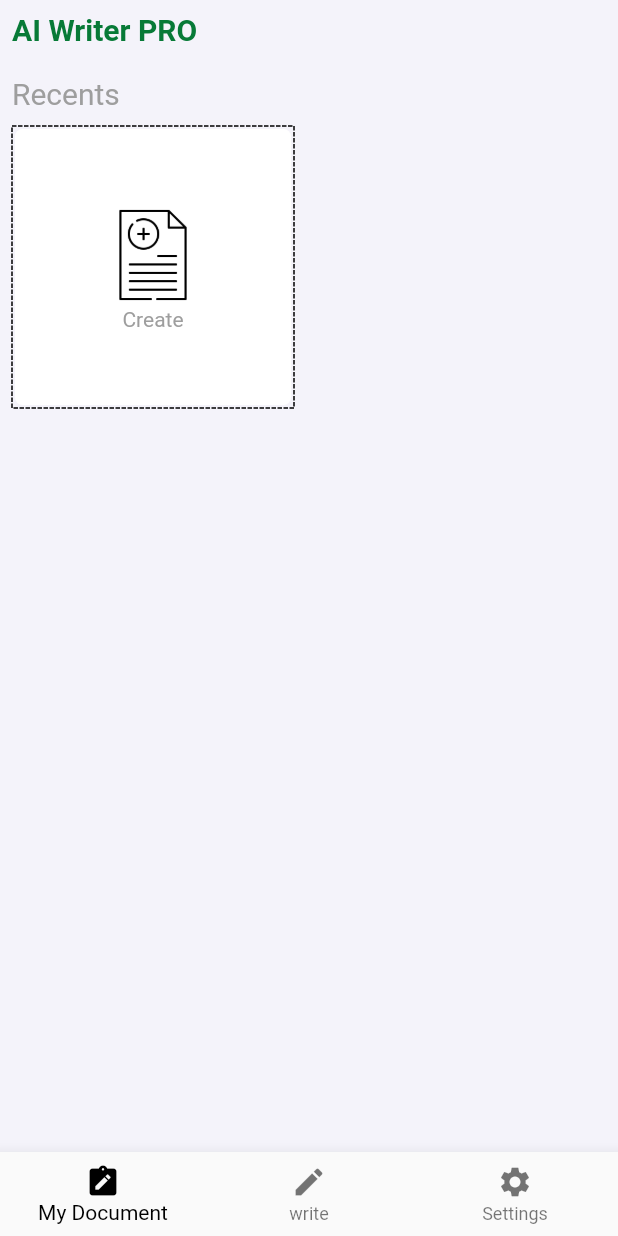
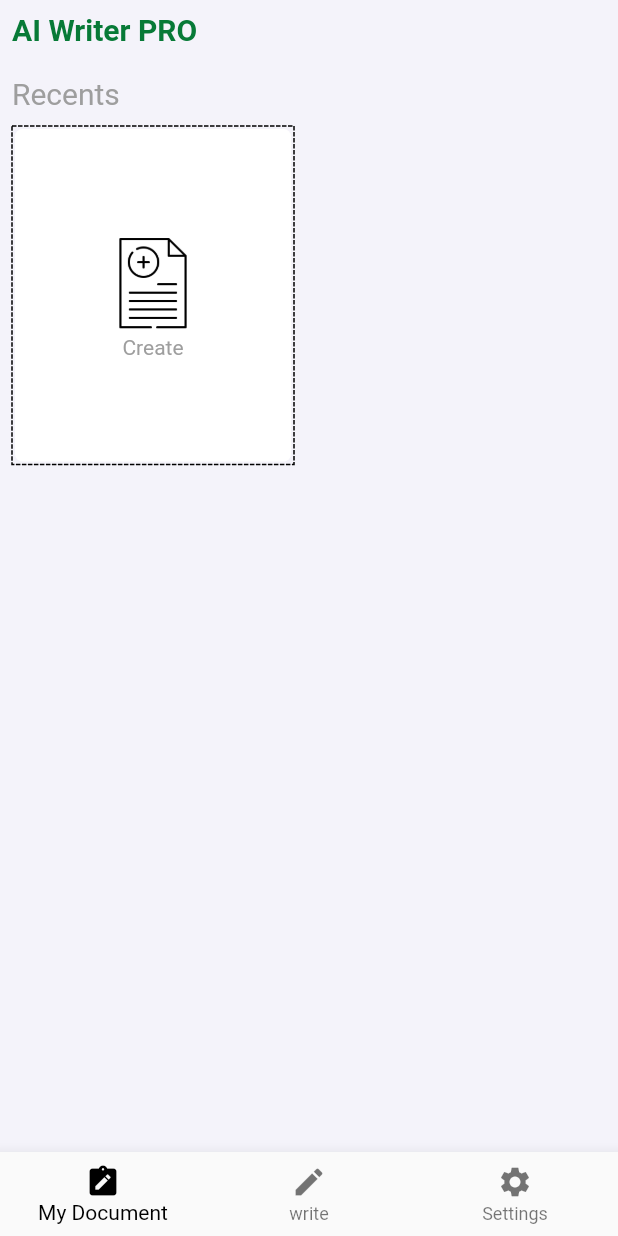
Before and after one commit to anshjikadra/ai_writer, a Flutter app: the screen it shows after launch, on a phone screen of 412 x 824 dp. Run offline on Flutter 3.47's test engine with Material 2 defaults, Android fonts, the phone set to English and light mode, and no system bars; drawn by our look-alikes of dotted_border; our stand-ins replace fluttertoast, share_plus, sqflite; accounts and stored records are empty.

Commit message:
Initial Commit

```diff
--- a/lib/dataBase/history_db_model.dart
+++ b/lib/dataBase/history_db_model.dart
@@ -2,6 +2,7 @@ import 'dart:convert';
 
 
 List<H_data> s_history=[];
+List<H_data> stor_history=[];
 class H_data {
 
   int? id;
--- a/lib/screen/first_page.dart
+++ b/lib/screen/first_page.dart
@@ -44,12 +44,14 @@ class _first_pageState extends State<first_page> {
   get_data()
   async{
     s_history=await DB.gethistory();
-    for(var e in s_history)
-      {
-        print("questiom:${e.question_data}");
-        print("ans:${e.ans_data}");
-        print("timw:${e.current_time}");
-      }
+    stor_history=List.from(s_history.reversed);
+
+    // for(var e in s_history)
+    //   {
+    //     print("questiom:${e.question_data}");
+    //     print("ans:${e.ans_data}");
+    //     print("timw:${e.current_time}");
+    //   }
     setState(() {
 
     });
@@ -132,6 +134,7 @@ class _f_pageState extends State<f_page> {
             ),
             Flexible(
               child: GridView(
+
                   children: [
                     GestureDetector(
                       onTap: () {
@@ -165,7 +168,7 @@ class _f_pageState extends State<f_page> {
                             )),
                       ),
                     ),
-                    for (var e in s_history)
+                    for (var e in stor_history)
 
                       GestureDetector(
                        onTap: () {
@@ -185,14 +188,14 @@ class _f_pageState extends State<f_page> {
                               child: Column(
 
                                 crossAxisAlignment: CrossAxisAlignment.start,
-                                mainAxisAlignment: MainAxisAlignment.start,
+                                 mainAxisAlignment: MainAxisAlignment.start,
 
                                 children: [
                                   Flexible(child: Text("${e.question_data}",style: TextStyle(overflow: TextOverflow.ellipsis,fontSize: 15,fontWeight: FontWeight.bold,),maxLines: 1,)),
-
-                                  Text("${e.ans_data}",style: TextStyle(overflow: TextOverflow.ellipsis,fontSize: 15),maxLines:6),
+                                  SizedBox(height: 5,),
+                                  Text("${e.ans_data}",style: TextStyle(overflow: TextOverflow.ellipsis,fontSize: 15),maxLines:8),
                                   Spacer(),
-                                  Text("${e.current_time}",style:  TextStyle(fontSize: 15),)
+                                  Text("${e.current_time}",style:  TextStyle(fontSize: 15),textAlign: TextAlign.end,)
                                 ],
                               ),
                             )
@@ -202,7 +205,7 @@ class _f_pageState extends State<f_page> {
                   gridDelegate: SliverGridDelegateWithFixedCrossAxisCount(
                       crossAxisCount: 2,
                       mainAxisSpacing: 10,
-                      crossAxisSpacing: 20)),
+                      crossAxisSpacing: 20,childAspectRatio: 10/12)),
             ),
           ],
         ),
```
Also changed, not shown: lib/screen/write_page.dart (+13 -4 lines).
